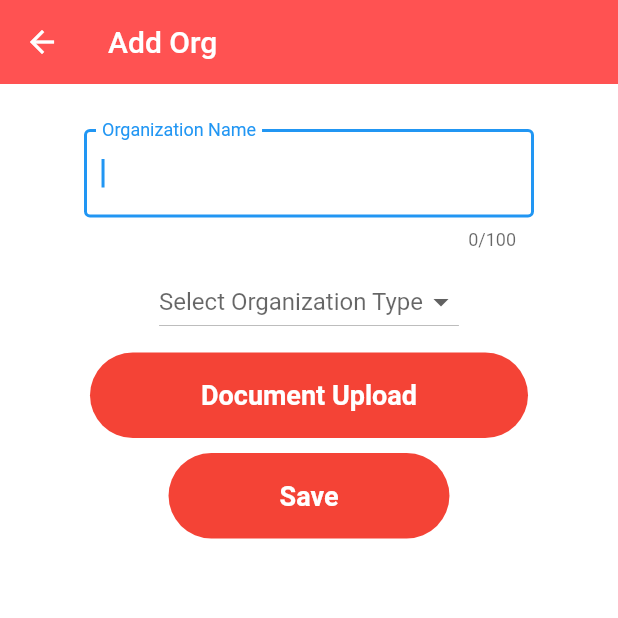
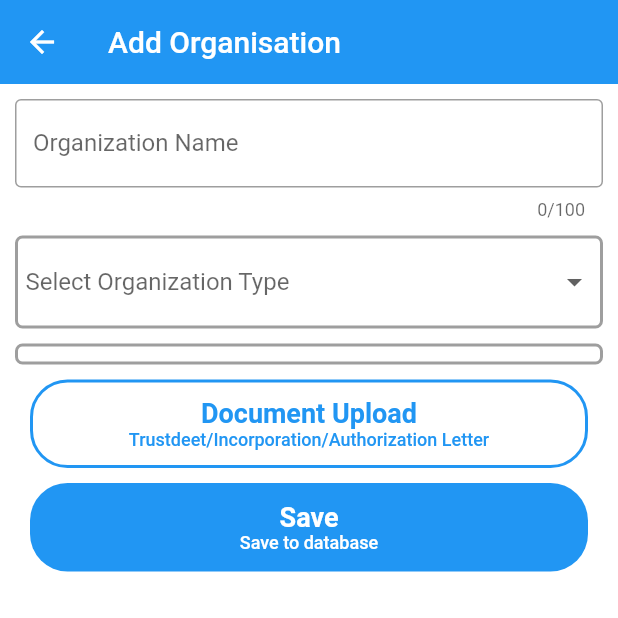
Before and after one commit to chennaitricolor/CEP-Main, a Flutter app: the NGOForm screen opened by its route, on a phone screen of 412 x 824 dp, the top half of it. Run offline on Flutter 3.47's test engine with Material 2 defaults, Android fonts, the phone set to English and light mode, and no system bars; our stand-ins replace cloud_firestore, file_picker, firebase_auth, firebase_messaging, firebase_storage, location and 2 more; missing offline and left inert: flutter_webview_plugin; accounts and stored records are empty; Roboto replaces fonts that are missing (Raleway).

Commit message:
Organization Integrated

```diff
--- a/lib/routes/dashboard/profile.dart
+++ b/lib/routes/dashboard/profile.dart
@@ -138,7 +138,7 @@ class ProfileState extends State<Profile> {
                                       Navigator.pushNamed(context, "/form");
                                     },
                                     child: Padding(
-                                      padding: EdgeInsets.all(10),
+                                      padding: EdgeInsets.all(0),
                                       child: Icon(
                                         Icons.edit,
                                         color: Colors.grey,
--- a/lib/routes/form/ngoform.dart
+++ b/lib/routes/form/ngoform.dart
@@ -35,12 +35,18 @@ class NGOFormState extends State<NGOForm> {
     Navigator.pop(context);
   }
 
+  List<Widget> documentList = [];
   void getFilePath() async {
     try {
       String filePath = await FilePicker.getFilePath(type: FileType.ANY);
       if (filePath == '') {
         return;
       }
+      setState(() {
+        documentList
+            .add(Text((documentList.length + 1).toString() + ". " + filePath));
+      });
+      print(filePath);
       isUploaded = false;
       this.filePath = filePath;
       uploadFile();
@@ -80,21 +86,17 @@ class NGOFormState extends State<NGOForm> {
     return Scaffold(
         backgroundColor: Colors.white,
         appBar: AppBar(
-        backgroundColor: Colors.redAccent,
+          backgroundColor: Colors.blue,
           elevation: 0,
           centerTitle: false,
-        title: Text('Add Org'),
+          title: Text('Add Organisation'),
         ),
         body: SingleChildScrollView(
           child: Container(
+            margin: EdgeInsets.all(10),
             child: Column(
               children: <Widget>[
-            Row(
-              mainAxisAlignment: MainAxisAlignment.center,
-              children: <Widget>[
                 Container(
-                  margin: EdgeInsets.only(top: 30),
-                  width: 300.0,
                   child: TextField(
                       keyboardType: TextInputType.text,
                       maxLength: 100,
@@ -110,9 +112,7 @@ class NGOFormState extends State<NGOForm> {
                         border: OutlineInputBorder(
                             borderSide: BorderSide(color: Colors.teal)),
                       ),
-                      autofocus: true),
-                ),
-              ],
+                      autofocus: false),
                 ),
                 Padding(
                   padding: EdgeInsets.only(top: 10.0),
@@ -120,9 +120,27 @@ class NGOFormState extends State<NGOForm> {
                     color: Colors.transparent,
                   ),
                 ),
-            DropdownButton<OrgType>(
+                Container(
+                    padding: EdgeInsets.all(5),
+                    decoration: ShapeDecoration(
+                      shape: RoundedRectangleBorder(
+                        side: BorderSide(
+                            width: 2.0,
+                            style: BorderStyle.solid,
+                            color: Colors.grey),
+                        borderRadius: BorderRadius.all(Radius.circular(5.0)),
+                      ),
+                    ),
+                    child: DropdownButtonHideUnderline(
+                      child: DropdownButton<OrgType>(
+                        isExpanded: true,
                         hint: Text("Select Organization Type"),
-              items: <OrgType>[OrgType.GOVERNMENT, OrgType.NGO, OrgType.PRIVATE, OrgType.OTHER].map((OrgType value) {
+                        items: <OrgType>[
+                          OrgType.GOVERNMENT,
+                          OrgType.NGO,
+                          OrgType.PRIVATE,
+                          OrgType.OTHER
+                        ].map((OrgType value) {
                           return DropdownMenuItem<OrgType>(
                             value: value,
                             child: Text(value.toString().substring(8)),
@@ -139,75 +157,104 @@ class NGOFormState extends State<NGOForm> {
                           });
                         },
                       ),
+                    )),
                 Padding(
                   padding: EdgeInsets.only(top: 10.0),
                   child: Container(
                     color: Colors.transparent,
                   ),
                 ),
-            (isUploaded == false) ?
-            FlatButton(
-              color: Colors.red,
+                Container(
+                  width: MediaQuery.of(context).size.width,
+                  padding: EdgeInsets.all(5),
+                  decoration: ShapeDecoration(
+                    shape: RoundedRectangleBorder(
+                      side: BorderSide(
+                          width: 2.0,
+                          style: BorderStyle.solid,
+                          color: Colors.grey),
+                      borderRadius: BorderRadius.all(Radius.circular(5.0)),
+                    ),
+                  ),
+                  child: Column(
+                      crossAxisAlignment: CrossAxisAlignment.start,
+                      children: documentList),
+                ),
+                Container(
+                    margin: EdgeInsets.only(top: 10.0, left: 10, right: 10),
+                    child: SizedBox(
+                        width: MediaQuery.of(context).size.width,
+                        child: OutlineButton(
+                          color: Colors.blue,
+                          borderSide: BorderSide(
+                              width: 2.0,
+                              style: BorderStyle.solid,
+                              color: Colors.blue),
+                          shape: RoundedRectangleBorder(
+                              borderRadius: BorderRadius.circular(25.0)),
                           onPressed: () {
                             getFilePath();
                           },
-              shape: new RoundedRectangleBorder(
-                borderRadius:
-                    new BorderRadius.circular(30.0)),
                           child: Padding(
                             padding: const EdgeInsets.symmetric(
-                    vertical: 18.0, horizontal: 58.0),
-                child: Text(
+                                vertical: 12.0, horizontal: 12.0),
+                            child: Column(
+                              children: <Widget>[
+                                Text(
                                   'Document Upload',
                                   style: TextStyle(
-                      color: Colors.white,
+                                      color: Colors.blue,
                                       fontSize: 18.0,
                                       fontWeight: FontWeight.bold),
                                 ),
+                                Text(
+                                  'Trustdeet/Incorporation/Authorization Letter',
+                                  style: TextStyle(
+                                    color: Colors.blue,
+                                    fontSize: 12.0,
                                   ),
-            ) : Column(
-                  children: <Widget>[
-                    Icon(
-                      Icons.check_circle,
-                      color: Colors.green,
-                      size: 50.0,
-                    ),
-                    Text(
-                      "Document Uploaded!",
-                      style: TextStyle(
-                          color: Colors.green, fontWeight: FontWeight.w900),
-                    ),
+                                )
                               ],
                             ),
-            Padding(
-              padding: EdgeInsets.only(top: 10.0),
-              child: Container(
-                color: Colors.transparent,
                           ),
-            ),
-            FlatButton(
-              color: Colors.red,
+                        ))),
+                Container(
+                    margin: EdgeInsets.only(top: 10.0, left: 10, right: 10),
+                    child: SizedBox(
+                        width: MediaQuery.of(context).size.width,
+                        child: FlatButton(
+                          color: Colors.blue,
+                          shape: RoundedRectangleBorder(
+                              borderRadius: BorderRadius.circular(25.0)),
                           onPressed: () {
                             saveOrg();
                           },
-              shape: RoundedRectangleBorder(
-                  borderRadius: BorderRadius.circular(30.0)),
                           child: Padding(
                             padding: const EdgeInsets.symmetric(
-                    vertical: 18.0, horizontal: 58.0),
-                child: Text(
+                                vertical: 12.0, horizontal: 12.0),
+                            child: Column(
+                              children: <Widget>[
+                                Text(
                                   'Save',
                                   style: TextStyle(
                                       color: Colors.white,
                                       fontSize: 18.0,
                                       fontWeight: FontWeight.bold),
                                 ),
+                                Text(
+                                  'Save to database',
+                                  style: TextStyle(
+                                    color: Colors.white,
+                                    fontSize: 12.0,
                                   ),
-            ),
+                                )
                               ],
                             ),
                           ),
-    )
-    );
+                        ))),
+              ],
+            ),
+          ),
+        ));
   }
 }
```
Lines whose indentation alone changed are shown as unchanged.
